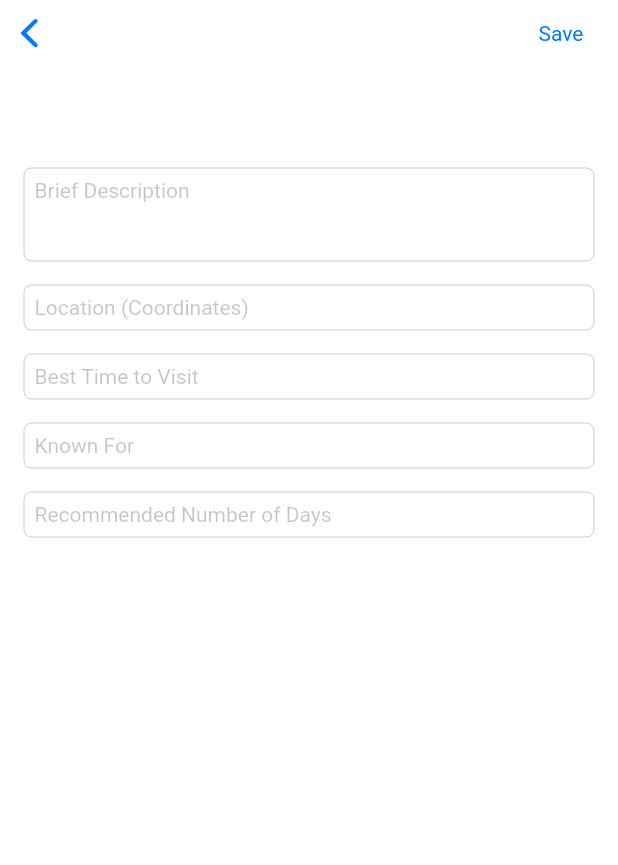
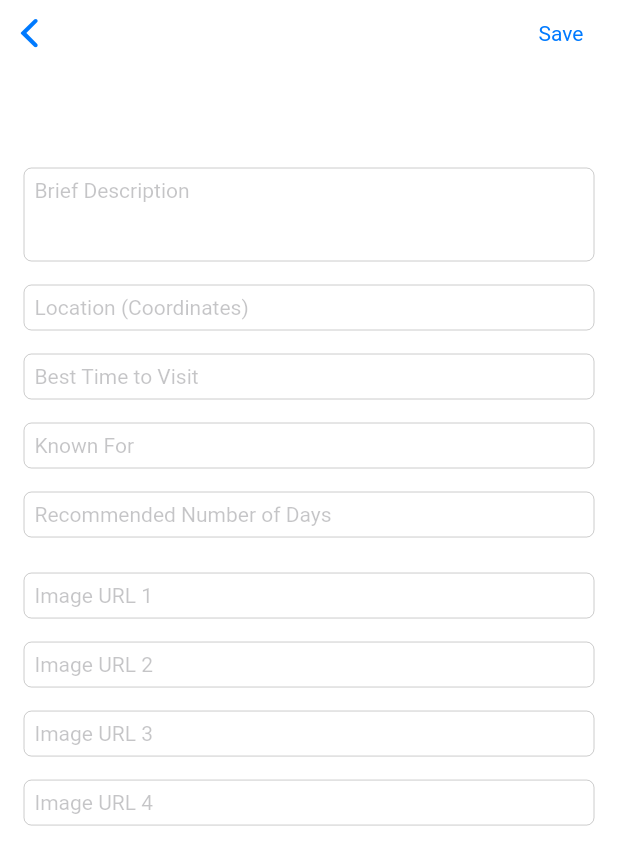
Before and after one commit to sdmydbr9/tribaltours, a Flutter app: the EditDestinationPage screen opened directly with empty values, on a phone screen of 412 x 824 dp. Shown: the top 865 px of the screen. Run offline on Flutter 3.47's test engine with Material 3 defaults, Android fonts, the phone set to English and light mode, and no system bars; our stand-ins replace cloud_firestore, firebase_core, flutter_typeahead; accounts and stored records are empty; statements that could not run were skipped.

Commit message:
added image url

```diff
--- a/lib/edit.dart
+++ b/lib/edit.dart
@@ -23,6 +23,18 @@ class _EditDestinationPageState extends State<EditDestinationPage> {
   TextEditingController bestTimeController = TextEditingController();
   TextEditingController knownForController = TextEditingController();
   TextEditingController recommendedDaysController = TextEditingController();
+  List<TextEditingController> imageControllers = [
+    TextEditingController(),
+    TextEditingController(),
+    TextEditingController(),
+    TextEditingController(),
+  ]; // To store URLs
+  List<bool> isUrlFieldVisible = [
+    true,
+    true,
+    true,
+    true
+  ]; // Control URL field visibility
 
   @override
   void initState() {
@@ -33,9 +45,25 @@ class _EditDestinationPageState extends State<EditDestinationPage> {
     knownForController.text = widget.currentData['known_for'] ?? '';
     recommendedDaysController.text =
         widget.currentData['recommended_days'] ?? '';
+
+    // Populate the image URLs into the controllers if they exist
+    List<dynamic>? images = widget.currentData['images'];
+    if (images != null) {
+      for (int i = 0; i < images.length && i < 4; i++) {
+        imageControllers[i].text = images[i] ?? '';
+        isUrlFieldVisible[i] = false; // Hide the URL field if an image exists
+      }
+    }
+
+    print("Initialized EditDestinationPage with ID: ${widget.destinationId}");
   }
 
   void saveChanges() {
+    List<String> imageUrls = imageControllers
+        .map((controller) => controller.text)
+        .where((url) => url.isNotEmpty)
+        .toList();
+
     FirebaseFirestore.instance
         .collection('destinations')
         .doc(widget.state)
@@ -47,9 +75,56 @@ class _EditDestinationPageState extends State<EditDestinationPage> {
       'best_time': bestTimeController.text,
       'known_for': knownForController.text,
       'recommended_days': recommendedDaysController.text,
+      'images': imageUrls,
     }).then((_) {
+      print(
+          "Changes saved successfully for destination ID: ${widget.destinationId}");
       Navigator.pop(context);
+    }).catchError((error, stackTrace) {
+      print("Error saving changes: $error");
+      print("Stack trace: $stackTrace");
+      ScaffoldMessenger.of(context).showSnackBar(
+        SnackBar(content: Text('Failed to save changes: $error')),
+      );
     });
+  }
+
+  void showUrlPopup(int index) {
+    TextEditingController urlController = imageControllers[index];
+
+    showCupertinoDialog(
+      context: context,
+      builder: (context) {
+        return CupertinoAlertDialog(
+          title: Text('Edit Image URL'),
+          content: Column(
+            children: [
+              CupertinoTextField(
+                controller: urlController,
+                placeholder: 'Enter Image URL',
+              ),
+            ],
+          ),
+          actions: [
+            CupertinoDialogAction(
+              child: Text('Save'),
+              onPressed: () {
+                setState(() {
+                  isUrlFieldVisible[index] = urlController.text.isEmpty;
+                });
+                Navigator.pop(context);
+              },
+            ),
+            CupertinoDialogAction(
+              child: Text('Cancel'),
+              onPressed: () {
+                Navigator.pop(context);
+              },
+            ),
+          ],
+        );
+      },
+    );
   }
 
   @override
@@ -97,6 +172,48 @@ class _EditDestinationPageState extends State<EditDestinationPage> {
                       placeholder: 'Recommended Number of Days',
                       keyboardType: TextInputType.number,
                     ),
+                    SizedBox(height: 16.0),
+                    ...List.generate(4, (index) {
+                      return Padding(
+                        padding: const EdgeInsets.symmetric(vertical: 8.0),
+                        child: Column(
+                          crossAxisAlignment: CrossAxisAlignment.start,
+                          children: [
+                            if (isUrlFieldVisible[index])
+                              CupertinoTextField(
+                                controller: imageControllers[index],
+                                placeholder: 'Image URL ${index + 1}',
+                                onSubmitted: (value) {
+                                  setState(() {
+                                    if (value.isNotEmpty) {
+                                      isUrlFieldVisible[index] = false;
+                                    }
+                                  });
+                                },
+                              ),
+                            if (!isUrlFieldVisible[index] &&
+                                imageControllers[index].text.isNotEmpty)
+                              GestureDetector(
+                                onTap: () {
+                                  showUrlPopup(index);
+                                },
+                                child: Image.network(
+                                  imageControllers[index].text,
+                                  width: 100,
+                                  height: 100,
+                                  errorBuilder: (context, error, stackTrace) {
+                                    return Icon(
+                                      CupertinoIcons.photo,
+                                      color: CupertinoColors.systemGrey,
+                                      size: 100,
+                                    );
+                                  },
+                                ),
+                              ),
+                          ],
+                        ),
+                      );
+                    }),
                   ],
                 ),
               ),
--- a/pubspec.yaml
+++ b/pubspec.yaml
@@ -38,6 +38,10 @@ dependencies:
   firebase_core: ^3.3.0
   cloud_firestore: ^5.2.1
   flutter_typeahead: ^4.8.0
+  firebase_storage: ^12.1.3
+  image_picker: ^1.0.4
+  image_picker_web: ^3.0.0+1
+  image_picker_for_web: ^3.0.5
 
 dev_dependencies:
   flutter_test:
```
Also changed, not shown: cors.json (added, +7 -0 lines), firebase.json (added), pubspec.lock, 9 other files.
